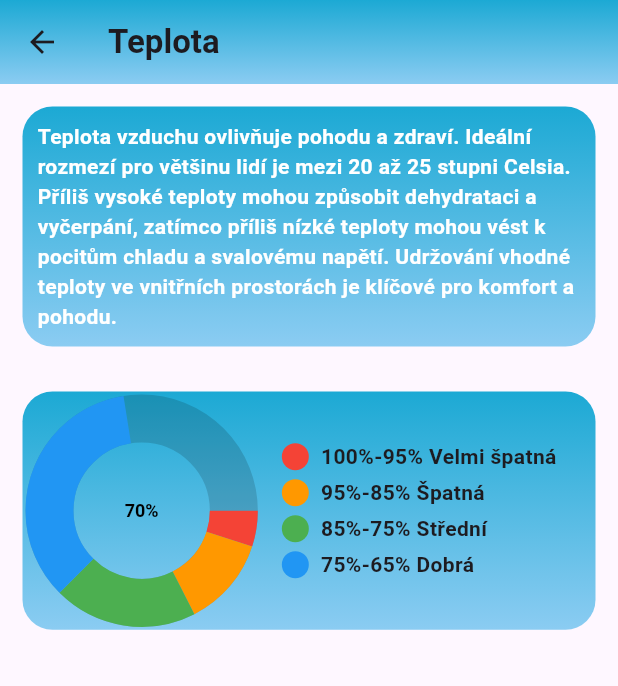
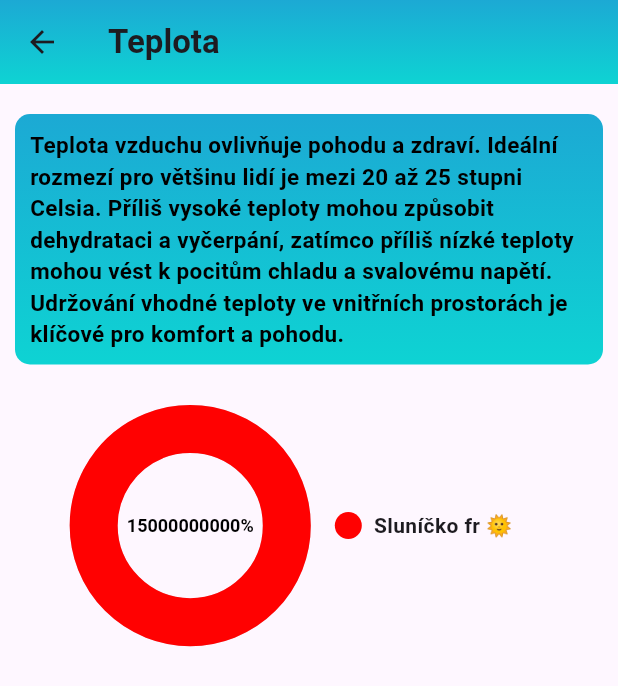
Before and after one commit to czmatejt9/hackathon, a Flutter app: the HomeScreen widget shown alone on an empty page, opened directly, after a tap on "Teplota", on a phone screen of 412 x 824 dp. Shown: the top 686 px of the screen. Run offline on Flutter 3.47's test engine with Material 3 defaults, Android fonts, the phone set to English and light mode, and no system bars; drawn by our look-alikes of pie_chart; our stand-ins replace dio, flutter_map, latlong2; missing offline and left inert: flutter_map_location_marker; network calls fail; project files that could hold a hidden picture were left out.

Commit message:
real graf

```diff
--- a/frontend/lib/screens/home_screen.dart
+++ b/frontend/lib/screens/home_screen.dart
@@ -42,7 +42,7 @@ class _HomeScreenState extends State<HomeScreen> {
                           Text(
                             "Aktuální poloha",
                             style: TextStyle(
-                              color: Colors.white,
+                              color: Colors.black,
                               fontWeight: FontWeight.bold,
                               fontSize: 30,
                             ),
@@ -67,7 +67,7 @@ class _HomeScreenState extends State<HomeScreen> {
                           const Text(
                             "Nebližší snímač  ",
                             style: TextStyle(
-                              color: Colors.white,
+                              color: Colors.black,
                               fontSize: 20,
                             ),
                           ),
@@ -93,7 +93,7 @@ class _HomeScreenState extends State<HomeScreen> {
                           const Text(
                             "Kvalita ovzduší  ",
                             style: TextStyle(
-                              color: Colors.white,
+                              color: Colors.black,
                               fontSize: 20,
                             ),
                           ),
@@ -119,7 +119,7 @@ class _HomeScreenState extends State<HomeScreen> {
                           const Text(
                             "Vlhkost vzduchu  ",
                             style: TextStyle(
-                              color: Colors.white,
+                              color: Colors.black,
                               fontSize: 20,
                             ),
                           ),
@@ -145,7 +145,7 @@ class _HomeScreenState extends State<HomeScreen> {
                           const Text(
                             "Teplota  ",
                             style: TextStyle(
-                              color: Colors.white,
+                              color: Colors.black,
                               fontSize: 20,
                             ),
                           ),
@@ -196,7 +196,7 @@ class _HomeScreenState extends State<HomeScreen> {
                         style: TextStyle(
                             fontSize: 25,
                             fontWeight: FontWeight.bold,
-                            color: Colors.white),
+                            color: Colors.black),
                       )
                     ],
                   ),
@@ -236,7 +236,7 @@ class _HomeScreenState extends State<HomeScreen> {
                         style: TextStyle(
                             fontSize: 25,
                             fontWeight: FontWeight.bold,
-                            color: Colors.white),
+                            color: Colors.black),
                       )
                     ],
                   ),
@@ -276,7 +276,7 @@ class _HomeScreenState extends State<HomeScreen> {
                         style: TextStyle(
                             fontSize: 25,
                             fontWeight: FontWeight.bold,
-                            color: Colors.white),
+                            color: Colors.black),
                       )
                     ],
                   ),
@@ -311,7 +311,7 @@ class _HomeScreenState extends State<HomeScreen> {
                         style: TextStyle(
                             fontSize: 25,
                             fontWeight: FontWeight.bold,
-                            color: Colors.white),
+                            color: Colors.black),
                       )
                     ],
                   ),
--- a/frontend/lib/screens/teplota_sceen.dart
+++ b/frontend/lib/screens/teplota_sceen.dart
@@ -1,3 +1,5 @@
+import 'dart:ui';
+
 import 'package:flutter/material.dart';
 import 'package:pie_chart/pie_chart.dart';
 
@@ -8,90 +10,59 @@ class TeplotaScreen extends StatefulWidget {
 }
 
 class _TeplotaScreenState extends State<TeplotaScreen> {
-  int teplota = 70;
-  Map<String, double> dataMap = {"ok": 40};
+  int teplota = 15000000000;
+  Map<String, double> dataMap = {"Sobek": 0};
+  dynamic barva_grafu = Colors.black;
 
   @override
   void initState() {
     super.initState();
-    print(teplota);
-    if (teplota <= 10) {
+    if (teplota <= 0) {
       setState(() {
-        dataMap = {
-          " 0%-10% Velmi špatná": teplota.toDouble(),
-        };
+        barva_grafu = Color.fromARGB(255, 98, 0, 243);
+        dataMap = {"Mrazivo": teplota.toDouble()};
       });
     }
-    if (teplota <= 25 && teplota > 10) {
+    if (teplota <= 10 && teplota > 0) {
       setState(() {
-        dataMap = {
-          " 0%-10% Velmi špatná": 10,
-          "10%-25% Špatná": teplota.toDouble(),
-        };
+        barva_grafu = Color.fromARGB(255, 1, 34, 255);
+        dataMap = {"Studeno": teplota.toDouble()};
       });
     }
-    if (teplota <= 40 && teplota > 25) {
+    if (teplota <= 15 && teplota > 10) {
       setState(() {
-        dataMap = {
-          " 0%-10% Velmi špatná": 10,
-          "10%-25% Špatná": 25,
-          "25%-40% Střední": teplota.toDouble(),
-        };
+        barva_grafu = Color.fromARGB(255, 1, 166, 255);
+        dataMap = {"Chladno": teplota.toDouble()};
       });
     }
-    if (teplota <= 50 && teplota > 40) {
+    if (teplota <= 20 && teplota > 15) {
       setState(() {
-        dataMap = {
-          " 0%-10% Velmi špatná": 10,
-          "10%-25% Špatná": 25,
-          "25%-40% Střední": 40,
-          "40%-50% Dobrá": teplota.toDouble(),
-        };
+        barva_grafu = Color.fromARGB(255, 255, 225, 1);
+        dataMap = {"Na mikinku": teplota.toDouble()};
       });
     }
-    if (teplota <= 65 && teplota > 50) {
+    if (teplota <= 25 && teplota > 20) {
       setState(() {
-        dataMap = {
-          " 0%-10% Velmi špatná": 10,
-          "10%-25% Špatná": 25,
-          "25%-40% Střední": 40,
-          "40%-50% Dobrá": 50,
-          "50%-65% Vynikající": teplota.toDouble(),
-        };
+        barva_grafu = Color.fromARGB(255, 255, 179, 1);
+        dataMap = {"Pokojová teplota": teplota.toDouble()};
       });
     }
-    if (teplota <= 75 && teplota > 65) {
+    if (teplota <= 30 && teplota > 25) {
       setState(() {
-        dataMap = {
-          "100%-95% Velmi špatná": 10,
-          "95%-85% Špatná": 25,
-          "85%-75% Střední": 40,
-          "75%-65% Dobrá": teplota.toDouble(),
-        };
+        barva_grafu = Color.fromARGB(255, 255, 111, 1);
+        dataMap = {"Teplo": teplota.toDouble()};
       });
     }
-    if (teplota <= 85 && teplota > 75) {
+    if (teplota > 30) {
       setState(() {
-        dataMap = {
-          "100%-95% Velmi špatná": 10,
-          "95%-85% Špatná": 25,
-          "85%-75% Střední": teplota.toDouble(),
-        };
+        barva_grafu = Color.fromARGB(255, 255, 1, 1);
+        dataMap = {"Horko": teplota.toDouble()};
       });
     }
-    if (teplota <= 95 && teplota > 85) {
+    if (teplota > 15000000) {
       setState(() {
-        dataMap = {
-          "100%-95% Velmi špatná": 10,
-          "95%-85% Špatná": teplota.toDouble(),
-        };
-      });
-    }
-    if (teplota <= 100 && teplota > 95) {
-      setState(() {
-        dataMap = {
-          "100%-95% Velmi špatná": teplota.toDouble(),
-        };
+        barva_grafu = Color.fromARGB(255, 255, 1, 1);
+        dataMap = {"Sluníčko fr 🌞": teplota.toDouble()};
       });
     }
   }
@@ -107,7 +78,7 @@ class _TeplotaScreenState extends State<TeplotaScreen> {
                 end: Alignment.bottomCenter,
                 colors: <Color>[
                   Color.fromARGB(255, 28, 169, 212),
-                  Color.fromARGB(255, 139, 204, 242),
+                  Color.fromARGB(255, 14, 211, 211),
                 ]),
           ),
         ),
@@ -118,17 +89,18 @@ class _TeplotaScreenState extends State<TeplotaScreen> {
       ),
       body: Column(
         children: [
+          Padding(padding: EdgeInsets.only(top: 10)),
           Padding(
-            padding: const EdgeInsets.all(15),
+            padding: const EdgeInsets.all(10),
             child: Container(
                 decoration: const BoxDecoration(
-                  borderRadius: BorderRadius.all(Radius.circular(20)),
+                  borderRadius: BorderRadius.all(Radius.circular(10)),
                   gradient: LinearGradient(
                       begin: Alignment.topCenter,
                       end: Alignment.bottomCenter,
                       colors: <Color>[
                         Color.fromARGB(255, 28, 169, 212),
-                        Color.fromARGB(255, 139, 204, 242),
+                        Color.fromARGB(255, 14, 211, 211),
                       ]),
                 ),
                 child: const Padding(
@@ -136,7 +108,9 @@ class _TeplotaScreenState extends State<TeplotaScreen> {
                     child: Text(
                       "Teplota vzduchu ovlivňuje pohodu a zdraví. Ideální rozmezí pro většinu lidí je mezi 20 až 25 stupni Celsia. Příliš vysoké teploty mohou způsobit dehydrataci a vyčerpání, zatímco příliš nízké teploty mohou vést k pocitům chladu a svalovému napětí. Udržování vhodné teploty ve vnitřních prostorách je klíčové pro komfort a pohodu.",
                       style: TextStyle(
-                          fontWeight: FontWeight.w600, color: Colors.white),
+                          fontWeight: FontWeight.w600,
+                          color: Colors.black,
+                          fontSize: 15),
                     ))),
           ),
           Padding(
@@ -148,8 +122,8 @@ class _TeplotaScreenState extends State<TeplotaScreen> {
                       begin: Alignment.topCenter,
                       end: Alignment.bottomCenter,
                       colors: <Color>[
-                        Color.fromARGB(255, 28, 169, 212),
-                        Color.fromARGB(255, 139, 204, 242),
+                        Color.fromARGB(0, 28, 169, 212),
+                        Color.fromARGB(0, 139, 204, 242),
                       ]),
                 ),
                 child: Padding(
@@ -159,13 +133,7 @@ class _TeplotaScreenState extends State<TeplotaScreen> {
                     animationDuration: const Duration(milliseconds: 800),
                     chartLegendSpacing: 32,
                     chartRadius: MediaQuery.of(context).size.width / 3.2,
-                    colorList: const [
-                      Colors.red,
-                      Colors.orange,
-                      Colors.green,
-                      Colors.blue,
-                      Colors.purple
-                    ],
+                    colorList: [barva_grafu],
                     initialAngleInDegree: 0,
                     chartType: ChartType.ring,
                     ringStrokeWidth: 32,
@@ -188,7 +156,7 @@ class _TeplotaScreenState extends State<TeplotaScreen> {
                       showChartValuesOutside: true,
                       decimalPlaces: 0,
                     ),
-                    totalValue: 200,
+                    totalValue: 50,
                   ),
                 )),
           ),
--- a/frontend/lib/screens/vlhkost_screen.dart
+++ b/frontend/lib/screens/vlhkost_screen.dart
@@ -8,8 +8,9 @@ class VlhkostScreen extends StatefulWidget {
 }
 
 class _VlhkostScreenState extends State<VlhkostScreen> {
-  int vlhkost_vzduchu = 70;
-  Map<String, double> dataMap = {"ok": 40};
+  int vlhkost_vzduchu = 75;
+  dynamic barva_grafu = Colors.black;
+  Map<String, double> dataMap = {"Sobek": 0};
 
   @override
   void initState() {
@@ -18,80 +19,73 @@ class _VlhkostScreenState extends State<VlhkostScreen> {
     if (vlhkost_vzduchu <= 10) {
       setState(() {
         dataMap = {
-          " 0%-10% Velmi špatná": vlhkost_vzduchu.toDouble(),
+          "Velmi špatná": vlhkost_vzduchu.toDouble(),
         };
+        barva_grafu = Colors.red;
       });
     }
     if (vlhkost_vzduchu <= 25 && vlhkost_vzduchu > 10) {
       setState(() {
         dataMap = {
-          " 0%-10% Velmi špatná": 10,
-          "10%-25% Špatná": vlhkost_vzduchu.toDouble(),
+          "Špatná": vlhkost_vzduchu.toDouble(),
         };
+        barva_grafu = const Color.fromARGB(255, 244, 174, 54);
       });
     }
     if (vlhkost_vzduchu <= 40 && vlhkost_vzduchu > 25) {
       setState(() {
         dataMap = {
-          " 0%-10% Velmi špatná": 10,
-          "10%-25% Špatná": 25,
-          "25%-40% Střední": vlhkost_vzduchu.toDouble(),
+          "Střední": vlhkost_vzduchu.toDouble(),
         };
+        barva_grafu = const Color.fromARGB(255, 193, 244, 54);
       });
     }
     if (vlhkost_vzduchu <= 50 && vlhkost_vzduchu > 40) {
       setState(() {
         dataMap = {
-          " 0%-10% Velmi špatná": 10,
-          "10%-25% Špatná": 25,
-          "25%-40% Střední": 40,
-          "40%-50% Dobrá": vlhkost_vzduchu.toDouble(),
+          "Dobrá": vlhkost_vzduchu.toDouble(),
         };
+        barva_grafu = const Color.fromARGB(255, 57, 244, 54);
       });
     }
     if (vlhkost_vzduchu <= 65 && vlhkost_vzduchu > 50) {
       setState(() {
         dataMap = {
-          " 0%-10% Velmi špatná": 10,
-          "10%-25% Špatná": 25,
-          "25%-40% Střední": 40,
-          "40%-50% Dobrá": 50,
-          "50%-65% Vynikající": vlhkost_vzduchu.toDouble(),
+          "Vynikající": vlhkost_vzduchu.toDouble(),
         };
+        barva_grafu = const Color.fromARGB(255, 54, 244, 216);
       });
     }
     if (vlhkost_vzduchu <= 75 && vlhkost_vzduchu > 65) {
       setState(() {
         dataMap = {
-          "100%-95% Velmi špatná": 10,
-          "95%-85% Špatná": 25,
-          "85%-75% Střední": 40,
-          "75%-65% Dobrá": vlhkost_vzduchu.toDouble(),
+          "Dobrá": (100 - vlhkost_vzduchu).toDouble(),
         };
+        barva_grafu = const Color.fromARGB(255, 57, 244, 54);
       });
     }
     if (vlhkost_vzduchu <= 85 && vlhkost_vzduchu > 75) {
       setState(() {
         dataMap = {
-          "100%-95% Velmi špatná": 10,
-          "95%-85% Špatná": 25,
-          "85%-75% Střední": vlhkost_vzduchu.toDouble(),
+          "Střední": (100 - vlhkost_vzduchu).toDouble(),
         };
+        barva_grafu = const Color.fromARGB(255, 193, 244, 54);
       });
     }
     if (vlhkost_vzduchu <= 95 && vlhkost_vzduchu > 85) {
       setState(() {
         dataMap = {
-          "100%-95% Velmi špatná": 10,
-          "95%-85% Špatná": vlhkost_vzduchu.toDouble(),
+          "Špatná": (100 - vlhkost_vzduchu).toDouble(),
         };
+        barva_grafu = const Color.fromARGB(255, 244, 174, 54);
       });
     }
     if (vlhkost_vzduchu <= 100 && vlhkost_vzduchu > 95) {
       setState(() {
         dataMap = {
-          "100%-95% Velmi špatná": vlhkost_vzduchu.toDouble(),
+          "Velmi špatná": (100 - vlhkost_vzduchu).toDouble(),
         };
+        barva_grafu = Colors.red;
       });
     }
   }
@@ -140,7 +134,7 @@ class _VlhkostScreenState extends State<VlhkostScreen> {
                           "Vlhkost vzduchu je míra vodních par ve vzduchu. Vysoká vlhkost může udržovat hydrataci kůže a sliznic, ale také podporuje růst plísní a roztočů, což může být škodlivé pro zdraví. Naopak nízká vlhkost snižuje riziko plísní, ale může způsobit podráždění dýchacích cest a kůže, a také statickou elektřinu. Optimalizace vlhkosti vzduchu je klíčová pro zajištění pohodlí a zdraví člověka.",
                           style: TextStyle(
                               fontWeight: FontWeight.w600,
-                              color: Colors.white,
+                              color: Colors.black,
                               fontSize: 15),
                         ))),
               ),
@@ -153,8 +147,8 @@ class _VlhkostScreenState extends State<VlhkostScreen> {
                           begin: Alignment.topCenter,
                           end: Alignment.bottomCenter,
                           colors: <Color>[
-                            Color.fromARGB(255, 28, 169, 212),
-                            Color.fromARGB(255, 28, 169, 212),
+                            Color.fromARGB(0, 28, 169, 212),
+                            Color.fromARGB(0, 28, 169, 212),
                           ]),
                     ),
                     child: Padding(
@@ -164,13 +158,7 @@ class _VlhkostScreenState extends State<VlhkostScreen> {
                         animationDuration: const Duration(milliseconds: 800),
                         chartLegendSpacing: 32,
                         chartRadius: MediaQuery.of(context).size.width / 3.2,
-                        colorList: const [
-                          Colors.red,
-                          Colors.orange,
-                          Colors.green,
-                          Colors.blue,
-                          Colors.purple
-                        ],
+                        colorList: [barva_grafu],
                         initialAngleInDegree: 0,
                         chartType: ChartType.ring,
                         ringStrokeWidth: 32,
@@ -193,7 +181,7 @@ class _VlhkostScreenState extends State<VlhkostScreen> {
                           showChartValuesOutside: true,
                           decimalPlaces: 0,
                         ),
-                        totalValue: 200,
+                        totalValue: 65,
                       ),
                     )),
               ),
```
